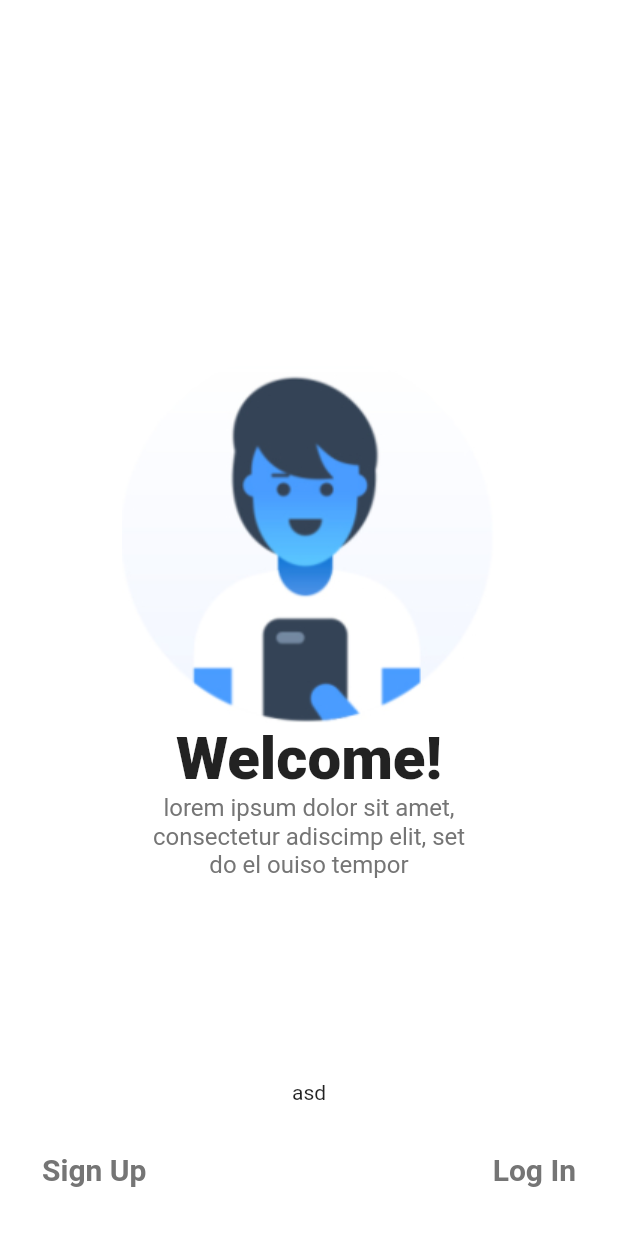
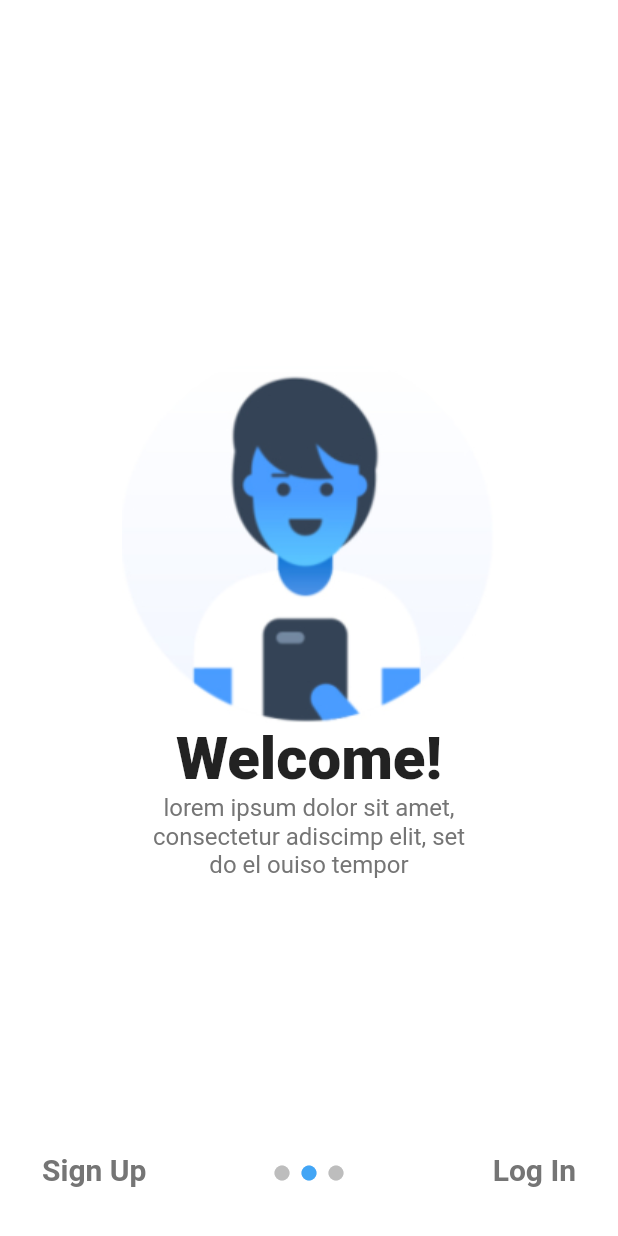
Before and after one commit to gusadolfo123/practica_1, a Flutter app: the LoginPage screen opened by its route, swiped to page 2, on a phone screen of 412 x 824 dp. Run offline on Flutter 3.47's test engine with Material 2 defaults, Android fonts, the phone set to English and light mode, and no system bars.

Commit message:
Ajuste ViewModel

```diff
--- a/lib/pages/login_page.dart
+++ b/lib/pages/login_page.dart
@@ -9,16 +9,19 @@ class LoginPage extends StatefulWidget {
 }
 
 class _LoginPageState extends State<LoginPage> {
+  PageController _pageController = PageController();
+  int _page = 1;
+
   @override
   Widget build(BuildContext context) {
-    PageController _pageController = PageController();
-
     return Scaffold(
       body: SafeArea(
         child: Stack(
           children: [
             PageView(
               onPageChanged: (value) {
+                this._page = value;
+                setState(() {});
                 print("login page " + value.toString());
               },
               controller: _pageController,
@@ -62,7 +65,26 @@ class _LoginPageState extends State<LoginPage> {
             Column(
               children: [
                 Expanded(child: Container()),
-                Text("asd"),
+                Container(
+                  padding: EdgeInsets.all(36),
+                  alignment: Alignment.center,
+                  child: Row(
+                    mainAxisAlignment: MainAxisAlignment.center,
+                    crossAxisAlignment: CrossAxisAlignment.center,
+                    children: [
+                      Icon(Icons.circle, size: 12, color: setColor(0)),
+                      SizedBox(width: 6),
+                      Icon(Icons.circle, size: 12, color: setColor(1)),
+                      SizedBox(width: 6),
+                      Icon(Icons.circle, size: 12, color: setColor(2)),
+                    ],
+                  ),
+                ),
+              ],
+            ),
+            Column(
+              children: [
+                Expanded(child: Container()),
                 BottomSlideWidget(),
               ],
             ),
@@ -71,4 +93,9 @@ class _LoginPageState extends State<LoginPage> {
       ),
     );
   }
+
+  Color setColor(int currentPage) {
+    if (this._page == currentPage) return Colors.blue[400];
+    return Colors.grey[400];
+  }
 }
```
